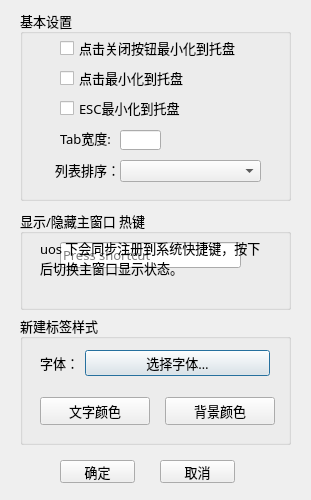
First picture: the form in setdialog.ui, repository magicdmer/EasyNoteX, before the edit.
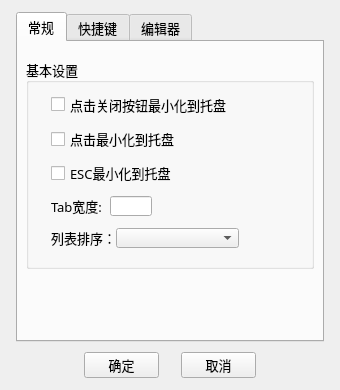
Second picture: the form after the edit.

Commit message: feat: 添加表格，待办和代码块快捷键设置逻辑，优化导航栏显示效果

```diff
--- a/setdialog.ui
+++ b/setdialog.ui
@@ -6,8 +6,8 @@
    <rect>
     <x>0</x>
     <y>0</y>
-    <width>311</width>
-    <height>500</height>
+    <width>340</width>
+    <height>390</height>
    </rect>
   </property>
   <property name="sizePolicy">
@@ -16,6 +16,18 @@
     <verstretch>0</verstretch>
    </sizepolicy>
   </property>
+  <property name="minimumSize">
+   <size>
+    <width>340</width>
+    <height>390</height>
+   </size>
+  </property>
+  <property name="maximumSize">
+   <size>
+    <width>340</width>
+    <height>390</height>
+   </size>
+  </property>
   <property name="font">
    <font>
     <family>微软雅黑</family>
@@ -25,115 +37,231 @@
   <property name="windowTitle">
    <string>设置</string>
   </property>
+  <widget class="QTabWidget" name="tabWidget">
+   <property name="geometry">
+    <rect>
+     <x>16</x>
+     <y>12</y>
+     <width>308</width>
+     <height>330</height>
+    </rect>
+   </property>
+   <property name="currentIndex">
+    <number>0</number>
+   </property>
+   <widget class="QWidget" name="tabGeneral">
+    <attribute name="title">
+     <string>常规</string>
+    </attribute>
+    <layout class="QVBoxLayout" name="verticalLayoutGeneral">
+     <property name="spacing">
+      <number>8</number>
+     </property>
+     <property name="leftMargin">
+      <number>8</number>
+     </property>
+     <property name="topMargin">
+      <number>8</number>
+     </property>
+     <property name="rightMargin">
+      <number>8</number>
+     </property>
+     <property name="bottomMargin">
+      <number>0</number>
+     </property>
+     <item>
   <widget class="QGroupBox" name="groupBox">
-   <property name="geometry">
-    <rect>
-     <x>20</x>
-     <y>10</y>
-     <width>271</width>
+       <property name="minimumSize">
+        <size>
+         <width>0</width>
+         <height>210</height>
+        </size>
+       </property>
+       <property name="maximumSize">
+        <size>
+         <width>16777215</width>
      <height>191</height>
-    </rect>
+        </size>
    </property>
    <property name="title">
     <string>基本设置</string>
    </property>
-   <widget class="QCheckBox" name="checkBoxMiniToTray">
-    <property name="geometry">
-     <rect>
-      <x>40</x>
-      <y>60</y>
-      <width>141</width>
-      <height>16</height>
-     </rect>
-    </property>
-    <property name="text">
-     <string>点击最小化到托盘</string>
-    </property>
-   </widget>
+       <layout class="QVBoxLayout" name="verticalLayoutBasic">
+        <property name="spacing">
+         <number>12</number>
+        </property>
+        <property name="leftMargin">
+         <number>22</number>
+        </property>
+        <property name="topMargin">
+         <number>10</number>
+        </property>
+        <property name="rightMargin">
+         <number>22</number>
+        </property>
+        <property name="bottomMargin">
+         <number>18</number>
+        </property>
+        <item>
    <widget class="QCheckBox" name="checkBoxCloseToTray">
-    <property name="geometry">
-     <rect>
-      <x>40</x>
-      <y>30</y>
-      <width>181</width>
-      <height>16</height>
-     </rect>
-    </property>
     <property name="text">
      <string>点击关闭按钮最小化到托盘</string>
     </property>
    </widget>
+        </item>
+        <item>
+         <widget class="QCheckBox" name="checkBoxMiniToTray">
+          <property name="text">
+           <string>点击最小化到托盘</string>
+          </property>
+         </widget>
+        </item>
+        <item>
    <widget class="QCheckBox" name="checkBoxEscToTray">
-    <property name="geometry">
-     <rect>
-      <x>40</x>
-      <y>90</y>
-      <width>141</width>
-      <height>16</height>
-     </rect>
-    </property>
     <property name="text">
      <string>ESC最小化到托盘</string>
     </property>
    </widget>
+        </item>
+        <item>
+         <layout class="QHBoxLayout" name="horizontalLayoutTabWidth">
+          <property name="spacing">
+           <number>8</number>
+          </property>
+          <property name="topMargin">
+           <number>0</number>
+          </property>
+          <item>
    <widget class="QLabel" name="label">
-    <property name="geometry">
-     <rect>
-      <x>40</x>
-      <y>120</y>
-      <width>51</width>
-      <height>16</height>
-     </rect>
+            <property name="minimumSize">
+             <size>
+              <width>0</width>
+              <height>20</height>
+             </size>
     </property>
     <property name="text">
      <string>Tab宽度:</string>
     </property>
    </widget>
+          </item>
+          <item>
    <widget class="QLineEdit" name="lineEditTabWidth">
-    <property name="geometry">
-     <rect>
-      <x>100</x>
-      <y>120</y>
-      <width>41</width>
+            <property name="minimumSize">
+             <size>
+              <width>0</width>
       <height>20</height>
-     </rect>
-    </property>
-   </widget>
-   <widget class="QComboBox" name="comboBox">
-    <property name="geometry">
-     <rect>
-      <x>100</x>
-      <y>150</y>
-      <width>141</width>
-      <height>22</height>
-     </rect>
-    </property>
-   </widget>
+             </size>
+            </property>
+            <property name="maximumSize">
+             <size>
+              <width>42</width>
+              <height>16777215</height>
+             </size>
+            </property>
+           </widget>
+          </item>
+          <item>
+           <spacer name="horizontalSpacerTabWidth">
+            <property name="orientation">
+             <enum>Qt::Horizontal</enum>
+            </property>
+            <property name="sizeHint" stdset="0">
+             <size>
+              <width>40</width>
+              <height>20</height>
+             </size>
+            </property>
+           </spacer>
+          </item>
+         </layout>
+        </item>
+        <item>
+         <layout class="QHBoxLayout" name="horizontalLayoutSort" stretch="0,1">
+          <property name="spacing">
+           <number>0</number>
+          </property>
+          <property name="rightMargin">
+           <number>50</number>
+          </property>
+          <item>
    <widget class="QLabel" name="label_2">
-    <property name="geometry">
-     <rect>
-      <x>35</x>
-      <y>152</y>
-      <width>61</width>
-      <height>16</height>
-     </rect>
+            <property name="minimumSize">
+             <size>
+              <width>0</width>
+              <height>20</height>
+             </size>
     </property>
     <property name="text">
      <string>列表排序：</string>
     </property>
    </widget>
-  </widget>
+          </item>
+          <item>
+           <widget class="QComboBox" name="comboBox">
+            <property name="minimumSize">
+             <size>
+              <width>0</width>
+              <height>20</height>
+             </size>
+            </property>
+           </widget>
+          </item>
+         </layout>
+        </item>
+       </layout>
+      </widget>
+     </item>
+     <item>
+      <spacer name="verticalSpacerGeneral">
+       <property name="orientation">
+        <enum>Qt::Vertical</enum>
+       </property>
+       <property name="sizeHint" stdset="0">
+        <size>
+         <width>20</width>
+         <height>20</height>
+        </size>
+       </property>
+      </spacer>
+     </item>
+    </layout>
+   </widget>
+   <widget class="QWidget" name="tabShortcut">
+    <attribute name="title">
+     <string>快捷键</string>
+    </attribute>
+    <layout class="QVBoxLayout" name="verticalLayoutShortcut" stretch="1,3">
+     <property name="spacing">
+      <number>8</number>
+     </property>
+     <property name="leftMargin">
+      <number>8</number>
+     </property>
+     <property name="topMargin">
+      <number>8</number>
+     </property>
+     <property name="rightMargin">
+      <number>8</number>
+     </property>
+     <property name="bottomMargin">
+      <number>8</number>
+     </property>
+     <item>
   <widget class="QGroupBox" name="groupBox_2">
-   <property name="geometry">
-    <rect>
-     <x>20</x>
-     <y>210</y>
-     <width>271</width>
+       <property name="minimumSize">
+        <size>
+         <width>0</width>
      <height>100</height>
-    </rect>
+        </size>
+       </property>
+       <property name="maximumSize">
+        <size>
+         <width>16777215</width>
+         <height>100</height>
+        </size>
    </property>
    <property name="title">
-    <string>显示/隐藏主窗口 热键</string>
+        <string>全局热键：显示/隐藏主窗口</string>
    </property>
    <widget class="QKeySequenceEdit" name="keySequenceEdit">
     <property name="geometry">
@@ -165,14 +293,99 @@
     </property>
    </widget>
   </widget>
+     </item>
+     <item>
+      <widget class="QGroupBox" name="groupBoxEditorShortcuts">
+       <property name="title">
+        <string>编辑快捷键</string>
+       </property>
+       <layout class="QGridLayout" name="gridLayoutEditorShortcuts">
+        <property name="leftMargin">
+         <number>16</number>
+        </property>
+        <property name="topMargin">
+         <number>16</number>
+        </property>
+        <property name="rightMargin">
+         <number>16</number>
+        </property>
+        <property name="bottomMargin">
+         <number>12</number>
+        </property>
+        <property name="horizontalSpacing">
+         <number>8</number>
+        </property>
+        <property name="verticalSpacing">
+         <number>10</number>
+        </property>
+        <item row="1" column="0">
+         <widget class="QLabel" name="labelChecklistShortcut">
+          <property name="text">
+           <string>插入待办：</string>
+          </property>
+         </widget>
+        </item>
+        <item row="0" column="1">
+         <widget class="QKeySequenceEdit" name="keySequenceEditTable"/>
+        </item>
+        <item row="0" column="0">
+         <widget class="QLabel" name="labelTableShortcut">
+          <property name="text">
+           <string>插入表格：</string>
+          </property>
+         </widget>
+        </item>
+        <item row="2" column="1">
+         <widget class="QKeySequenceEdit" name="keySequenceEditCodeBlock"/>
+        </item>
+        <item row="1" column="1">
+         <widget class="QKeySequenceEdit" name="keySequenceEditChecklist"/>
+        </item>
+        <item row="2" column="0">
+         <widget class="QLabel" name="labelCodeBlockShortcut">
+          <property name="text">
+           <string>插入代码块：</string>
+          </property>
+         </widget>
+        </item>
+       </layout>
+      </widget>
+     </item>
+    </layout>
+   </widget>
+   <widget class="QWidget" name="tabEditor">
+    <attribute name="title">
+     <string>编辑器</string>
+    </attribute>
+    <layout class="QVBoxLayout" name="verticalLayoutEditor">
+     <property name="spacing">
+      <number>8</number>
+     </property>
+     <property name="leftMargin">
+      <number>8</number>
+     </property>
+     <property name="topMargin">
+      <number>8</number>
+     </property>
+     <property name="rightMargin">
+      <number>8</number>
+     </property>
+     <property name="bottomMargin">
+      <number>0</number>
+     </property>
+     <item>
   <widget class="QGroupBox" name="groupBox_3">
-   <property name="geometry">
-    <rect>
-     <x>20</x>
-     <y>315</y>
-     <width>271</width>
+       <property name="minimumSize">
+        <size>
+         <width>0</width>
      <height>130</height>
-    </rect>
+        </size>
+       </property>
+       <property name="maximumSize">
+        <size>
+         <width>16777215</width>
+         <height>130</height>
+        </size>
    </property>
    <property name="title">
     <string>新建标签样式</string>
@@ -234,15 +447,35 @@
     <property name="text">
      <string>背景颜色</string>
     </property>
+        <property name="toolButtonStyle">
+         <enum>Qt::ToolButtonTextBesideIcon</enum>
+        </property>
+       </widget>
+      </widget>
+     </item>
+     <item>
+      <spacer name="verticalSpacerEditor">
+       <property name="orientation">
+        <enum>Qt::Vertical</enum>
+       </property>
+       <property name="sizeHint" stdset="0">
+        <size>
+         <width>20</width>
+         <height>40</height>
+        </size>
+       </property>
+      </spacer>
+     </item>
+    </layout>
    </widget>
   </widget>
   <widget class="QPushButton" name="pushButtonOk">
    <property name="geometry">
     <rect>
-     <x>60</x>
-     <y>460</y>
+     <x>84</x>
+     <y>352</y>
      <width>75</width>
-     <height>23</height>
+     <height>26</height>
     </rect>
    </property>
    <property name="text">
@@ -252,10 +485,10 @@
   <widget class="QPushButton" name="pushButtonCancel">
    <property name="geometry">
     <rect>
-     <x>160</x>
-     <y>460</y>
+     <x>181</x>
+     <y>352</y>
      <width>75</width>
-     <height>23</height>
+     <height>26</height>
     </rect>
    </property>
    <property name="text">
```
Left out of the diff: 9 changed lines with no effect on the pictures. Lines whose indentation alone changed are shown as unchanged. The commit also changes 9 other files.
